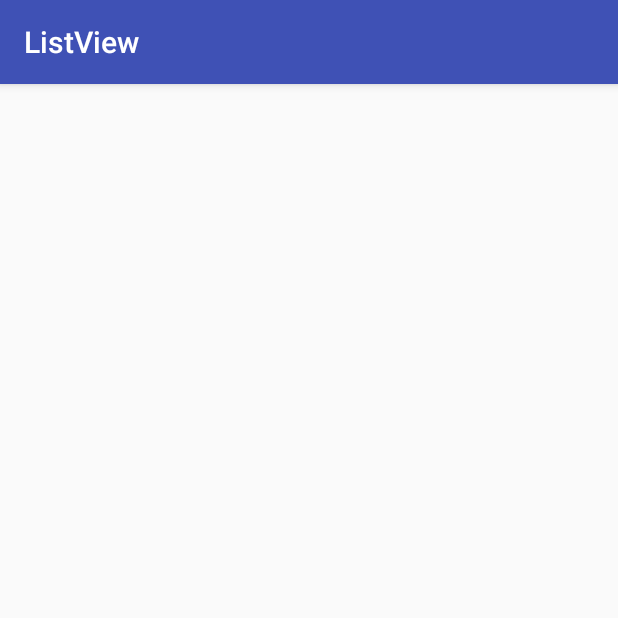
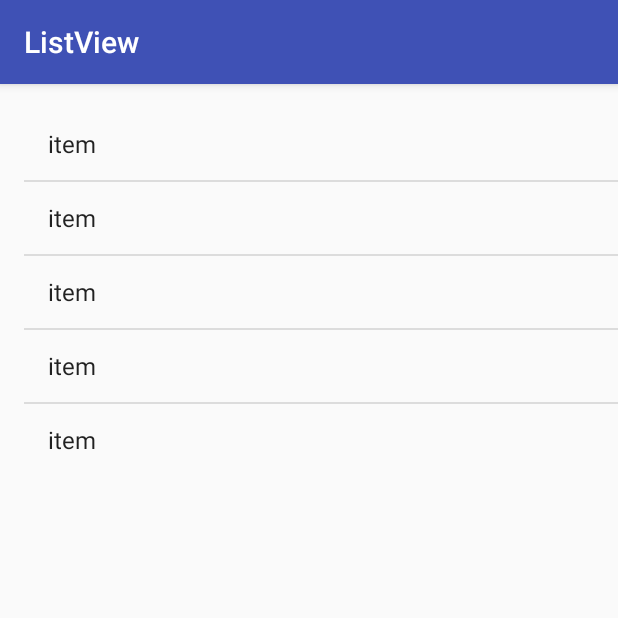
Before and after one commit to naveenkkv/ListView, an Android app: the screen it shows after launch (MainActivity), on a phone screen of 412 x 824 dp, the top half of it. Run offline under Robolectric (Android 15) with nearby library versions, the phone set to English and light mode, and no system bars.

```diff
--- a/app/build.gradle
+++ b/app/build.gradle
@@ -2,7 +2,7 @@ apply plugin: 'com.android.application'
 
 android {
     compileSdkVersion 24
-    buildToolsVersion "24.0.2"
+    buildToolsVersion "24.0.3"
     defaultConfig {
         applicationId "com.example.naveenkumark.listview"
         minSdkVersion 15
@@ -25,7 +25,7 @@ dependencies {
         exclude group: 'com.android.support', module: 'support-annotations'
     })
     compile 'com.android.support:appcompat-v7:24.2.1'
-    compile 'com.android.support.constraint:constraint-layout:1.0.0-alpha8'
+    compile 'com.android.support.constraint:constraint-layout:1.0.0-alpha9'
     testCompile 'junit:junit:4.12'
     compile 'com.android.support.test:runner:0.5'
 }
--- a/app/src/main/java/com/example/naveenkumark/listview/MainActivity.java
+++ b/app/src/main/java/com/example/naveenkumark/listview/MainActivity.java
@@ -23,7 +23,6 @@ public class MainActivity extends AppCompatActivity implements ListView.OnItemCl
         setContentView(R.layout.activity_main);
         ListView listView = (ListView)findViewById(R.id.listView);
         myResArray = getResources().getStringArray(R.array.item_list);
-        //List<String> stringList = Arrays.asList(myResArray);
         adapter = new ArrayAdapter<String>(this, android.R.layout.simple_list_item_1, myResArray);
         listView.setAdapter(adapter);
         listView.setOnItemClickListener(this);
--- a/app/src/main/res/layout/activity_main.xml
+++ b/app/src/main/res/layout/activity_main.xml
@@ -10,8 +10,11 @@
 
     <ListView
         android:layout_width="0dp"
-        android:layout_height="0dp"
+        android:layout_height="wrap_content"
         android:id="@+id/listView"
-        tools:layout_editor_absoluteX="16dp"
-        tools:layout_editor_absoluteY="75dp" />
+        android:layout_marginTop="16dp"
+        app:layout_constraintTop_toTopOf="parent"
+        android:layout_marginStart="16dp"
+        app:layout_constraintLeft_toLeftOf="parent"
+        android:layout_marginLeft="16dp" />
 </android.support.constraint.ConstraintLayout>
--- a/build.gradle
+++ b/build.gradle
@@ -5,7 +5,7 @@ buildscript {
         jcenter()
     }
     dependencies {
-        classpath 'com.android.tools.build:gradle:2.2.0'
+        classpath 'com.android.tools.build:gradle:2.2.2'
 
         // NOTE: Do not place your application dependencies here; they belong
         // in the individual module build.gradle files
```
